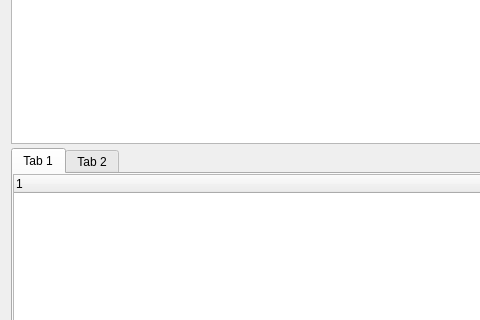
This is QtWidgetsApplication.ui in OxalisCu/PcaketCapturer as Qt 5 draws it before an edit; both pictures show x 0 to 480 and y 296 to 616 of the 1065 by 825 pixel window. The edited form follows.
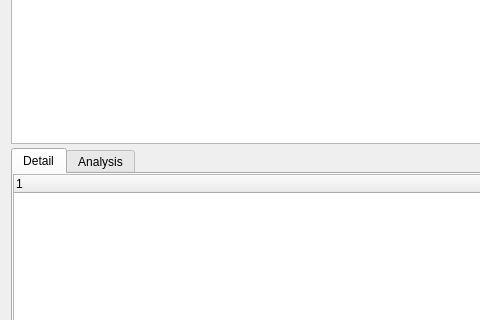
This is the edited form.

Diff of the .ui file:
```diff
--- a/QtWidgetsApplication.ui
+++ b/QtWidgetsApplication.ui
@@ -265,7 +265,7 @@
      <widget class="QTabWidget" name="tabWidget">
       <widget class="QWidget" name="tab">
        <attribute name="title">
-        <string>Tab 1</string>
+        <string>Detail</string>
        </attribute>
        <layout class="QHBoxLayout" name="horizontalLayout">
         <property name="spacing">
@@ -333,7 +333,7 @@
       </widget>
       <widget class="QWidget" name="tab_2">
        <attribute name="title">
-        <string>Tab 2</string>
+        <string>Analysis</string>
        </attribute>
       </widget>
      </widget>
```
Left out of the diff: 5 changed lines with no effect on the pictures.
